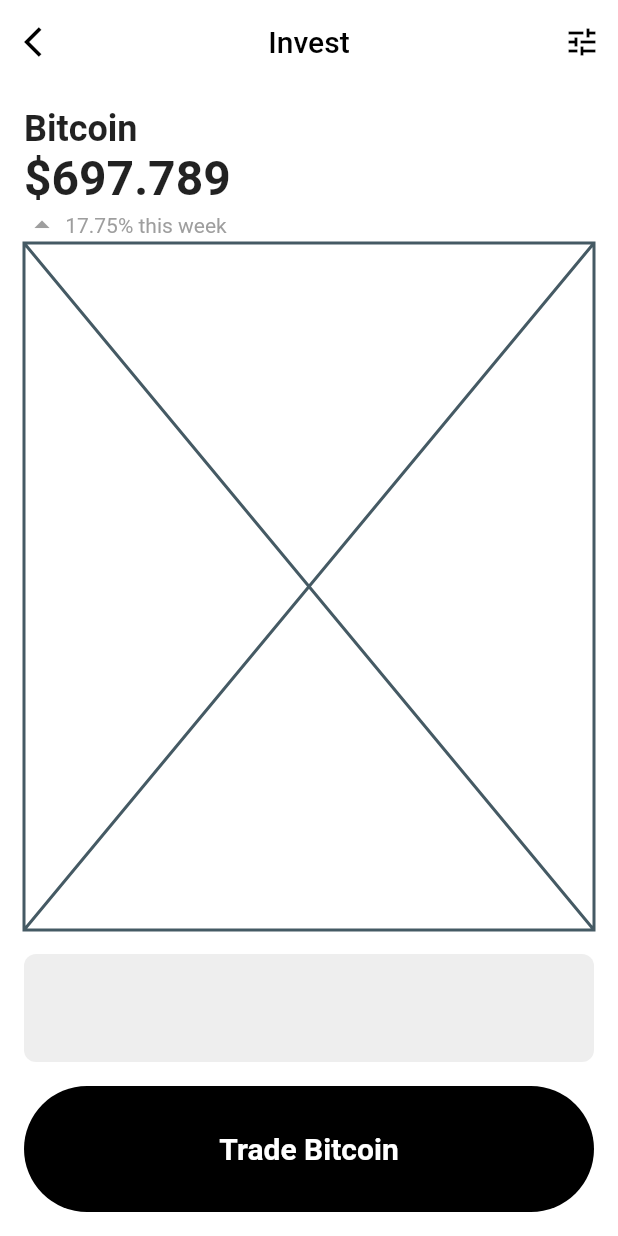
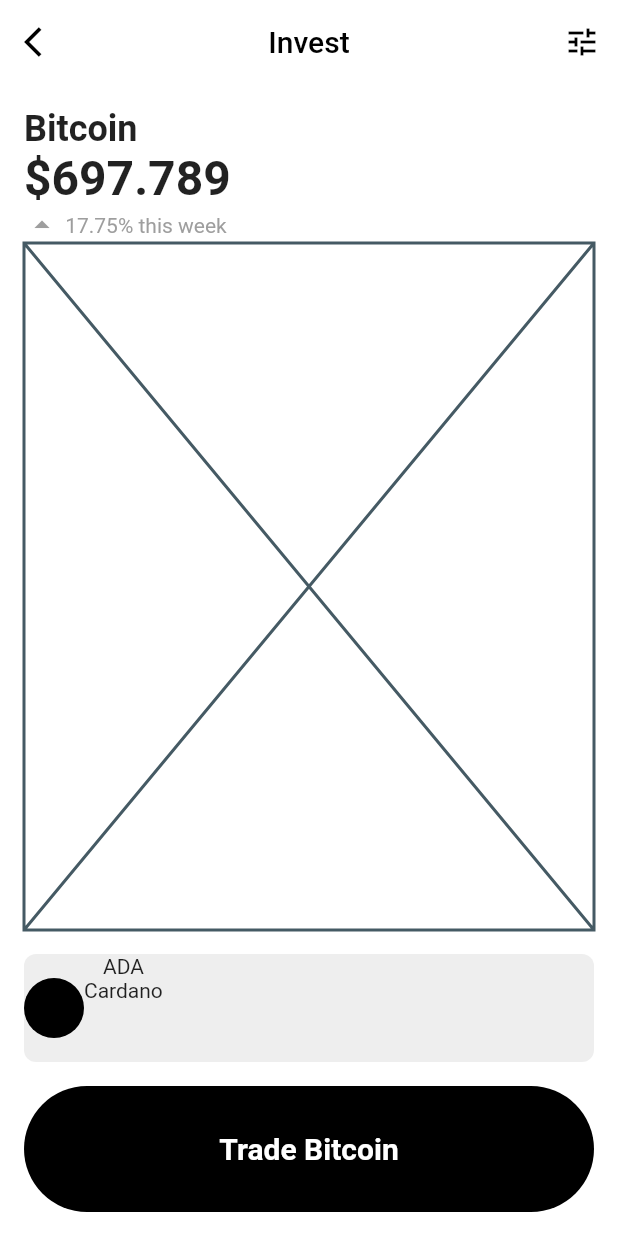
Before and after one commit to JAICHANGPARK/flutter_notebook_19th_story, a Flutter app: the screen it shows after launch, on a phone screen of 412 x 824 dp. Run offline on Flutter 3.47's test engine with Material 2 defaults, Android fonts, the phone set to English and light mode, and no system bars; our stand-ins replace cached_network_image, countup, fl_chart, flutter_riverpod, freezed_annotation, smooth_page_indicator and 1 more.

Commit message:
Update crypto_invest_page.dart

```diff
--- a/lib/ep1121_crypto_analysis_app/src/ui/crypto_invest_page.dart
+++ b/lib/ep1121_crypto_analysis_app/src/ui/crypto_invest_page.dart
@@ -76,6 +76,24 @@ class _CryptoInvestPageState extends State<CryptoInvestPage> {
                       color: Colors.grey[200],
                       borderRadius: BorderRadius.circular(8),
                     ),
+                    child: Row(
+                      children: [
+                        CircleAvatar(
+                          backgroundColor: Colors.black,
+                        ),
+                        Column(
+                          children: [
+                            Text("ADA"),
+                            Text("Cardano"),
+                          ],
+                        ),
+                        Column(
+                          children: [
+
+                          ],
+                        )
+                      ],
+                    ),
                   )
                 ],
               ),
```
